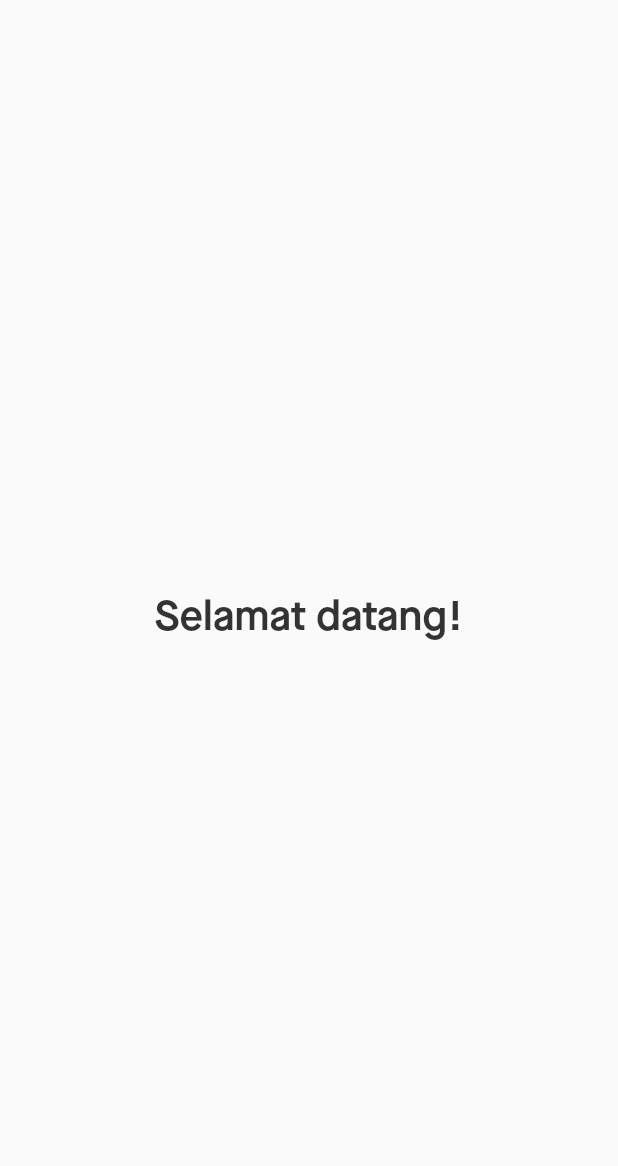
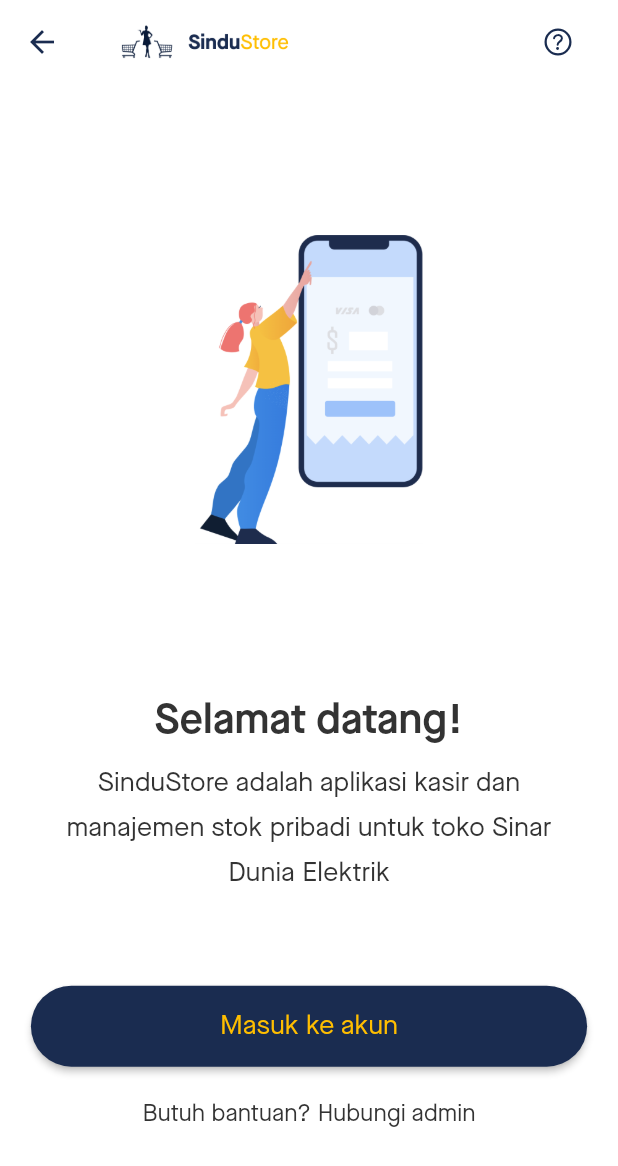
Before and after one commit to andre-nk/sindustore, a Flutter app: the OnboardingPage screen opened directly, on a phone screen of 412 x 824 dp. Shown: the top 1166 px of the screen. Run offline on Flutter 3.47's test engine with Material 2 defaults, Android fonts, the light colour scheme and no system bars; our stand-ins replace bloc, cloud_firestore, equatable, firebase_auth, firebase_core, flutter_bloc and 1 more; missing offline and left inert: flow_builder; accounts and stored records are empty; project files that could hold a hidden picture were left out.

Commit message:
:sparkles: Onboarding UI, Auth Form Route, MQuery Class

```diff
--- /dev/null
+++ b/lib/config/media_query.dart
@@ -0,0 +1,11 @@
+import 'package:flutter/material.dart';
+
+class MQuery {
+  static double height(BuildContext context, double ratio){
+    return MediaQuery.of(context).size.height * ratio;
+  }
+
+  static double width(BuildContext context, double ratio){
+    return MediaQuery.of(context).size.width * ratio;
+  }
+}
--- a/lib/config/theme.dart
+++ b/lib/config/theme.dart
@@ -23,8 +23,8 @@
       textTheme: const TextTheme(
         headlineLarge: TextStyle(
           color: Color(0xFF333333),
-          fontWeight: FontWeight.w700,
-          fontSize: 36
+          fontWeight: FontWeight.w600,
+          fontSize: 32
         ),
         headlineMedium: TextStyle(
           color: Color(0xFF333333),
--- a/lib/presentation/screens/auth/auth_form_page.dart
+++ b/lib/presentation/screens/auth/auth_form_page.dart
@@ -3,8 +3,15 @@
 class AuthFormPage extends StatelessWidget {
   const AuthFormPage({Key? key}) : super(key: key);
 
+  static Route route() => MaterialPageRoute(builder: (_) => const AuthFormPage());
+
   @override
   Widget build(BuildContext context) {
-    return Container();
+    return Scaffold(
+      backgroundColor: Theme.of(context).colorScheme.background,
+      body: const Center(
+        child: Text("Woi"),
+      ),
+    );
   }
 }
--- a/lib/presentation/screens/auth/onboarding_page.dart
+++ b/lib/presentation/screens/auth/onboarding_page.dart
@@ -1,4 +1,5 @@
 part of "../screens.dart";
+
 class OnboardingPage extends StatelessWidget {
   const OnboardingPage({Key? key}) : super(key: key);
 
@@ -7,12 +8,105 @@
   @override
   Widget build(BuildContext context) {
     return Scaffold(
-      body: Center(
-        child: Text(
-          "Selamat datang!",
-          style: Theme.of(context).textTheme.headlineMedium,
-        )
-      )
-    );
+        backgroundColor: Theme.of(context).colorScheme.background,
+        appBar: AppBar(
+          elevation: 0,
+          backgroundColor: Theme.of(context).colorScheme.background,
+          title: Padding(
+            padding: const EdgeInsets.only(left: 8),
+            child: Row(
+              crossAxisAlignment: CrossAxisAlignment.center,
+              mainAxisAlignment: MainAxisAlignment.spaceBetween,
+              children: [
+                Image.asset(
+                  "assets/logo_wide.png",
+                  height: 24,
+                ),
+                IconButton(
+                    padding: EdgeInsets.zero,
+                    iconSize: 24,
+                    splashRadius: 24,
+                    onPressed: () {},
+                    icon: const Icon(
+                      Ionicons.help_circle_outline,
+                      size: 24,
+                    )),
+              ],
+            ),
+          ),
+        ),
+        body: Container(
+          padding: EdgeInsets.symmetric(
+              horizontal: MQuery.width(context, 0.05)),
+          width: MQuery.width(context, 1),
+          height: double.infinity,
+          child: Column(
+            mainAxisAlignment: MainAxisAlignment.spaceEvenly,
+            crossAxisAlignment: CrossAxisAlignment.center,
+            children: [
+              Padding(
+                padding: EdgeInsets.symmetric(
+                    vertical: MQuery.width(context, 0.075)),
+                child: Image.asset("assets/onboarding_illustration.png",
+                    height: MQuery.height(context, 0.25)),
+              ),
+              Column(
+                children: [
+                  Text(
+                    "Selamat datang!",
+                    style: Theme.of(context).textTheme.headlineMedium,
+                  ),
+                  Padding(
+                    padding: const EdgeInsets.symmetric(
+                      vertical: 8,
+                    ),
+                    child: Text(
+                      "SinduStore adalah aplikasi kasir dan manajemen stok pribadi untuk toko Sinar Dunia Elektrik",
+                      textAlign: TextAlign.center,
+                      style: Theme.of(context)
+                          .textTheme
+                          .bodyLarge!
+                          .copyWith(height: 1.67),
+                    ),
+                  ),
+                  SizedBox(
+                    height: MQuery.height(context, 0.065),
+                  ),
+                  ElevatedButton(
+                      onPressed: () {
+                        Navigator.of(context).push(AuthFormPage.route());
+                      },
+                      style: ElevatedButton.styleFrom(
+                          shape: const StadiumBorder(),
+                          minimumSize: const Size(double.infinity, 54)),
+                      child: Padding(
+                        padding: const EdgeInsets.symmetric(vertical: 8.0),
+                        child: Text("Masuk ke akun",
+                            style: Theme.of(context)
+                                .textTheme
+                                .bodyLarge!
+                                .copyWith(
+                                    fontWeight: FontWeight.w500,
+                                    color: Theme.of(context)
+                                        .colorScheme
+                                        .secondary)),
+                      )),
+                  const SizedBox(height: 16),
+                  GestureDetector(
+                    onTap: () {},
+                    child: Text(
+                      "Butuh bantuan? Hubungi admin",
+                      textAlign: TextAlign.center,
+                      style: Theme.of(context)
+                          .textTheme
+                          .bodyMedium!
+                          .copyWith(height: 1.67),
+                    ),
+                  ),
+                ],
+              ),
+            ],
+          ),
+        ));
   }
 }
--- a/lib/presentation/screens/screens.dart
+++ b/lib/presentation/screens/screens.dart
@@ -1,4 +1,6 @@
 import 'package:flutter/material.dart';
+import 'package:ionicons/ionicons.dart';
+import 'package:sindu_store/config/media_query.dart';
 
 part 'auth/onboarding_page.dart';
 part 'auth/pin_input_page.dart';
--- a/pubspec.yaml
+++ b/pubspec.yaml
@@ -36,13 +36,9 @@
   flutter:
     sdk: flutter
   flutter_bloc: ^8.0.1
+  ionicons: ^0.1.2
 
 dev_dependencies:
-  # The "flutter_lints" package below contains a set of recommended lints to
-  # encourage good coding practices. The lint set provided by the package is
-  # activated in the `analysis_options.yaml` file located at the root of your
-  # package. See that file for information about deactivating specific lint
-  # rules and activating additional ones.
   flutter_lints: ^1.0.0
   flutter_test:
     sdk: flutter
```
Also changed, not shown: assets/logo_wide.png (added), pubspec.lock.
